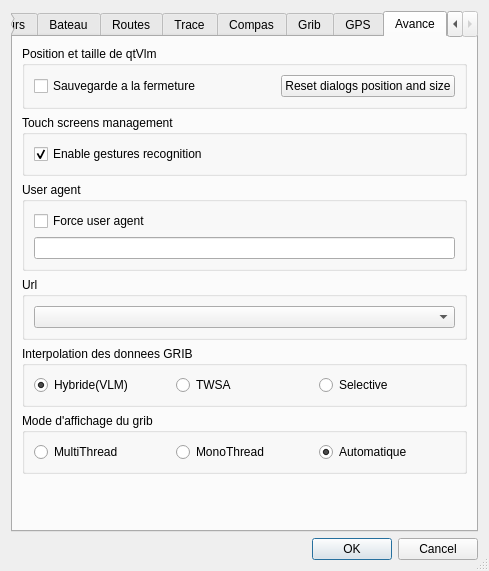
The window that src/Ui/paramVLM.ui (nohal/qtVlm) describes before a commit, drawn with Qt 5.
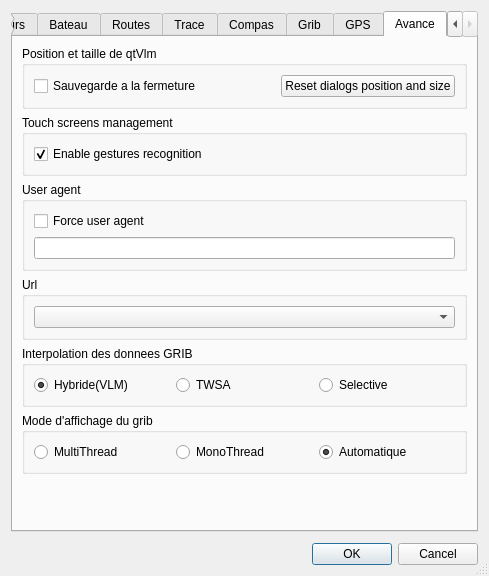
The same window after the commit. The open tabs and pages were chosen to show the change. Icons and pictures are not drawn.

Patch:
```diff
--- a/src/Ui/paramVLM.ui
+++ b/src/Ui/paramVLM.ui
@@ -7,7 +7,7 @@
     <x>0</x>
     <y>0</y>
     <width>489</width>
-    <height>566</height>
+    <height>576</height>
    </rect>
   </property>
   <property name="sizePolicy">
```
Left out of the diff: 10 changed lines with no effect on the pictures.
